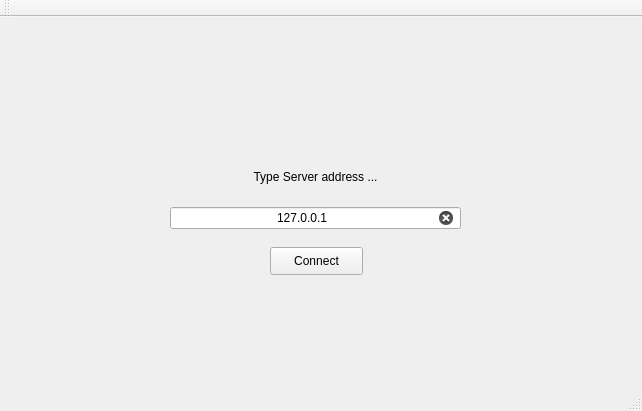
Before: the Qt Designer form welcomewindow.ui in alecone/VNCC_Client, drawn with Qt 5.
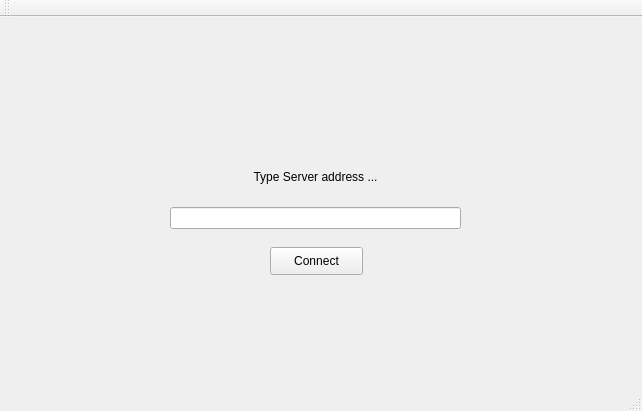
After: the same form once the commit is applied. Icons and pictures are not drawn.

Diff of the .ui file:
```diff
--- a/welcomewindow.ui
+++ b/welcomewindow.ui
@@ -50,7 +50,7 @@
      <cursorShape>ArrowCursor</cursorShape>
     </property>
     <property name="text">
-     <string>127.0.0.1</string>
+     <string/>
     </property>
     <property name="maxLength">
      <number>15</number>
```
